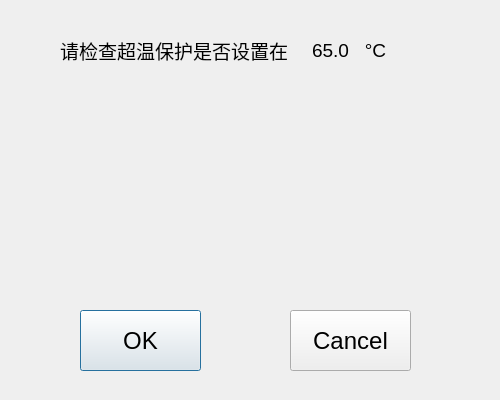
The window that popupwindow01.ui (qingdouke/TemakViews) describes before a commit, drawn with Qt 5.
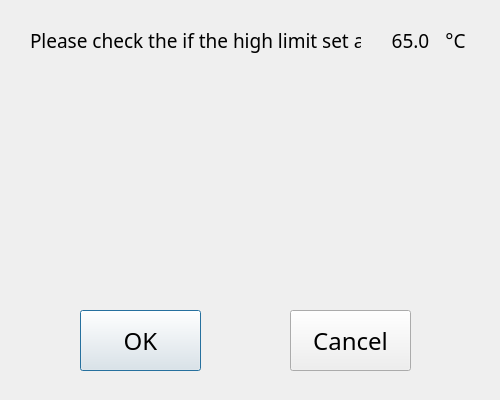
The same window after the commit.

Diff of the .ui file:
```diff
--- a/popupwindow01.ui
+++ b/popupwindow01.ui
@@ -25,32 +25,34 @@
    <widget class="QLabel" name="text_1">
     <property name="geometry">
      <rect>
-      <x>60</x>
-      <y>30</y>
-      <width>241</width>
+      <x>30</x>
+      <y>20</y>
+      <width>331</width>
       <height>41</height>
      </rect>
     </property>
     <property name="font">
      <font>
+      <family>思源黑体</family>
       <pointsize>14</pointsize>
      </font>
     </property>
     <property name="text">
-     <string>请检查超温保护是否设置在</string>
+     <string>Please check the if the high limit set at</string>
     </property>
    </widget>
    <widget class="QLabel" name="text_2">
     <property name="geometry">
      <rect>
-      <x>300</x>
-      <y>30</y>
+      <x>380</x>
+      <y>20</y>
       <width>61</width>
       <height>41</height>
      </rect>
     </property>
     <property name="font">
      <font>
+      <family>思源黑体</family>
       <pointsize>14</pointsize>
      </font>
     </property>
@@ -64,14 +66,15 @@
    <widget class="QLabel" name="text_3">
     <property name="geometry">
      <rect>
-      <x>360</x>
-      <y>30</y>
+      <x>440</x>
+      <y>20</y>
       <width>31</width>
       <height>41</height>
      </rect>
     </property>
     <property name="font">
      <font>
+      <family>思源黑体</family>
       <pointsize>14</pointsize>
      </font>
     </property>
@@ -106,7 +109,9 @@
     </property>
     <property name="font">
      <font>
+      <family>思源黑体</family>
       <pointsize>18</pointsize>
+      <weight>50</weight>
       <bold>false</bold>
      </font>
     </property>
@@ -125,7 +130,9 @@
     </property>
     <property name="font">
      <font>
+      <family>思源黑体</family>
       <pointsize>18</pointsize>
+      <weight>50</weight>
       <bold>false</bold>
      </font>
     </property>
```
Left out of the diff: 5 changed lines with no effect on the pictures.
